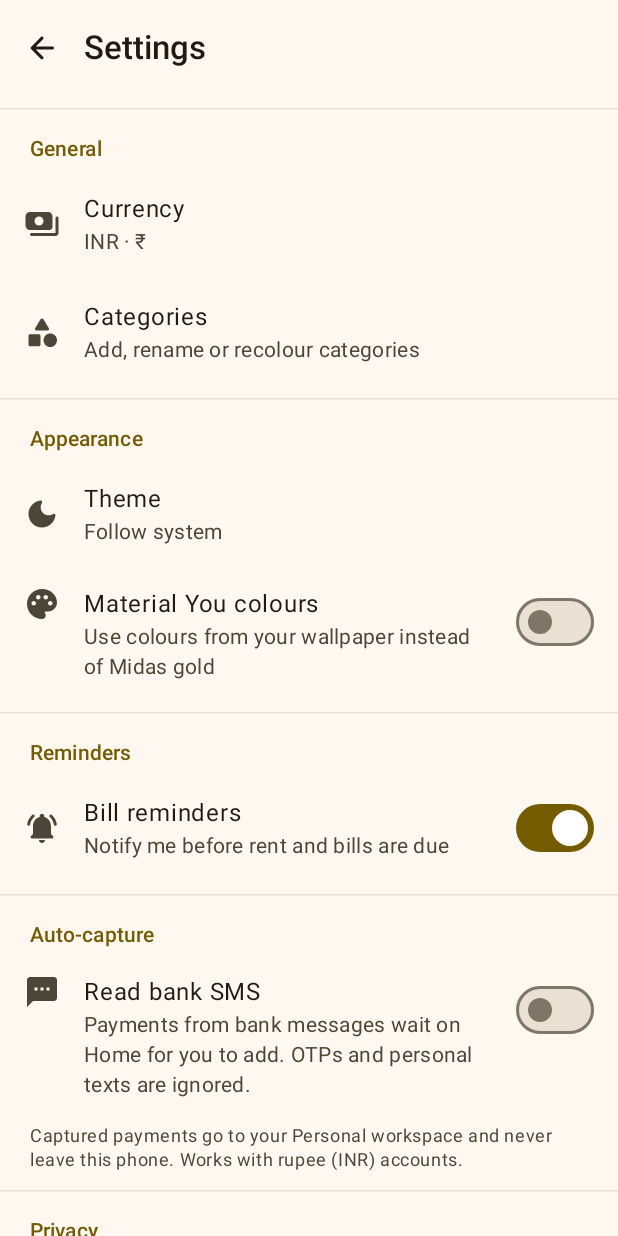
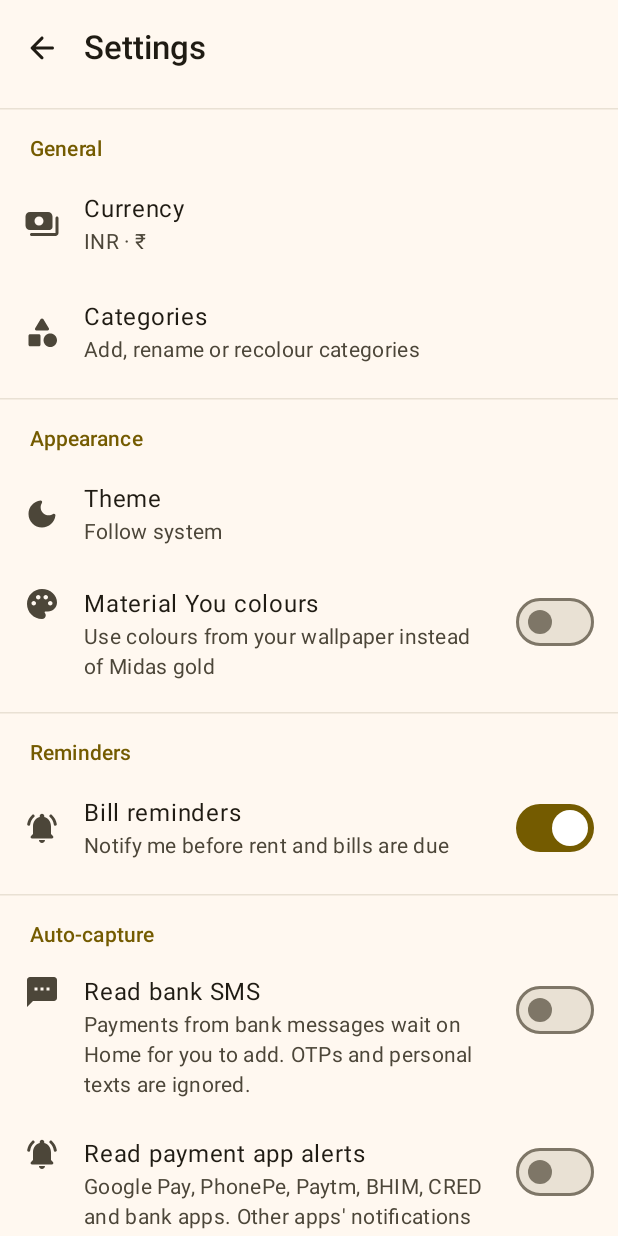
Before and after one commit to Sukanth19/midas, an Android app built with Jetpack Compose: the screen it shows after launch (MainActivity), after a tap on "Settings", on a phone screen of 412 x 824 dp. Run offline under Robolectric (Android 15) with nearby library versions, the phone set to English and light mode, and no system bars; our stand-ins replace Room's generated code; libraries missing offline, so code that uses them is left out: androidx.glance, androidx.glance.appwidget; 4 statements that could not run were skipped.

Commit message:
capture payments from upi and bank app notifications
only alerts from a fixed list of payment apps are read. settings explains android's restricted-setting step for sideloaded installs.

```diff
--- /dev/null
+++ b/app/src/main/java/dev/suks/midas/capture/PaymentNotificationListener.kt
@@ -0,0 +1,58 @@
+package dev.suks.midas.capture
+
+import android.app.Notification
+import android.content.ComponentName
+import android.content.Context
+import android.service.notification.NotificationListenerService
+import android.service.notification.StatusBarNotification
+import androidx.core.app.NotificationManagerCompat
+import dev.suks.midas.MidasApplication
+import kotlinx.coroutines.launch
+
+/**
+ * Reads payment alerts from UPI and banking apps ("You paid ₹200 to Rahul") once the user grants
+ * notification access. Notifications from every other app are ignored without being read.
+ */
+class PaymentNotificationListener : NotificationListenerService() {
+
+    override fun onNotificationPosted(sbn: StatusBarNotification) {
+        val source = PAYMENT_APPS[sbn.packageName] ?: return
+        val n = sbn.notification
+        if (n.flags and (Notification.FLAG_GROUP_SUMMARY or Notification.FLAG_ONGOING_EVENT) != 0) return
+        val text = textOf(n) ?: return
+        val app = applicationContext as MidasApplication
+        app.appScope.launch { PaymentCapture.handle(app, text, source, sbn.postTime) }
+    }
+
+    companion object {
+        /** Package → name shown when reviewing. */
+        val PAYMENT_APPS = mapOf(
+            "com.google.android.apps.nbu.paisa.user" to "Google Pay",
+            "com.phonepe.app" to "PhonePe",
+            "net.one97.paytm" to "Paytm",
+            "in.org.npci.upiapp" to "BHIM",
+            "com.dreamplug.androidapp" to "CRED",
+            "in.amazon.mShop.android.shopping" to "Amazon Pay",
+            "com.mobikwik_new" to "MobiKwik",
+            "money.super.payments" to "super.money",
+            "com.naviapp" to "Navi",
+            "com.snapwork.hdfc" to "HDFC Bank",
+            "com.sbi.lotusintouch" to "YONO SBI",
+            "com.csam.icici.bank.imobile" to "ICICI iMobile",
+            "com.axis.mobile" to "Axis Mobile",
+            "com.msf.kbank.mobile" to "Kotak",
+        )
+
+        fun textOf(n: Notification): String? {
+            val extras = n.extras ?: return null
+            val title = extras.getCharSequence(Notification.EXTRA_TITLE)?.toString().orEmpty()
+            val body = (extras.getCharSequence(Notification.EXTRA_BIG_TEXT) ?: extras.getCharSequence(Notification.EXTRA_TEXT))?.toString().orEmpty()
+            return "$title. $body".trim('.', ' ').ifBlank { null }
+        }
+
+        fun hasAccess(context: Context): Boolean =
+            context.packageName in NotificationManagerCompat.getEnabledListenerPackages(context)
+
+        fun component(context: Context) = ComponentName(context, PaymentNotificationListener::class.java)
+    }
+}
--- a/app/src/main/java/dev/suks/midas/ui/settings/SettingsScreen.kt
+++ b/app/src/main/java/dev/suks/midas/ui/settings/SettingsScreen.kt
@@ -26,6 +26,11 @@ import androidx.compose.material.icons.rounded.Payments
 import androidx.compose.material.icons.rounded.Savings
 import androidx.compose.material.icons.rounded.Sms
 import android.content.pm.PackageManager
+import android.content.Context
+import android.content.Intent
+import android.provider.Settings as SystemSettings
+import androidx.lifecycle.compose.LifecycleResumeEffect
+import dev.suks.midas.capture.PaymentNotificationListener
 import androidx.core.content.ContextCompat
 import androidx.compose.ui.platform.testTag
 import androidx.compose.material3.AlertDialog
@@ -187,11 +192,24 @@ fun SettingsScreen(onBack: () -> Unit, onCategories: () -> Unit) {
                     )
                 }, modifier = Modifier.testTag("capture_sms"))
             }) {}
+            var listenerOn by remember { mutableStateOf(PaymentNotificationListener.hasAccess(context)) }
+            LifecycleResumeEffect(Unit) {
+                // Access is granted on a system screen, so check again on coming back.
+                listenerOn = PaymentNotificationListener.hasAccess(context)
+                onPauseOrDispose {}
+            }
+            Row(Icons.Rounded.NotificationsActive, "Read payment app alerts", "Google Pay, PhonePe, Paytm, BHIM, CRED and bank apps. Other apps' notifications are ignored.", trailing = {
+                Switch(listenerOn, { openListenerSettings(context) }, modifier = Modifier.testTag("capture_notifications"))
+            }) { openListenerSettings(context) }
             Text(
-                "Captured payments go to your Personal workspace and never leave this phone. Works with rupee (INR) accounts.",
+                "Captured payments go to your Personal workspace and never leave this phone. Works with rupee (INR) accounts.\n\n" +
+                    "If Android says it's a restricted setting (it does for apps installed from outside the Play Store), " +
+                    "open App info, tap ⋮ › Allow restricted settings, then try again.",
                 style = MaterialTheme.typography.bodySmall, color = MaterialTheme.colorScheme.onSurfaceVariant,
                 modifier = Modifier.padding(horizontal = 20.dp, vertical = 4.dp),
             )
+
+            TextButton(onClick = { openAppInfo(context) }, modifier = Modifier.padding(start = 12.dp)) { Text("Open App info") }
 
             Group("Privacy")
             Row(Icons.Rounded.Fingerprint, "App lock", "Ask for fingerprint, face or screen lock when opening Midas", trailing = {
@@ -256,3 +274,17 @@ private fun <T> ChoiceDialog(title: String, options: List<T>, selected: T, label
         confirmButton = { TextButton(onClick = onDismiss) { Text("Close") } },
     )
 }
+
+/** Notification access is granted on a system screen; on Android 11+ it can open straight at Midas. */
+private fun openListenerSettings(context: Context) {
+    val direct = if (Build.VERSION.SDK_INT >= Build.VERSION_CODES.R) {
+        Intent(SystemSettings.ACTION_NOTIFICATION_LISTENER_DETAIL_SETTINGS)
+            .putExtra(SystemSettings.EXTRA_NOTIFICATION_LISTENER_COMPONENT_NAME, PaymentNotificationListener.component(context).flattenToString())
+    } else null
+    val fallback = Intent(SystemSettings.ACTION_NOTIFICATION_LISTENER_SETTINGS)
+    runCatching { context.startActivity(direct ?: fallback) }.onFailure { runCatching { context.startActivity(fallback) } }
+}
+
+private fun openAppInfo(context: Context) {
+    runCatching { context.startActivity(Intent(SystemSettings.ACTION_APPLICATION_DETAILS_SETTINGS, Uri.fromParts("package", context.packageName, null))) }
+}
--- a/app/src/main/res/values/strings.xml
+++ b/app/src/main/res/values/strings.xml
@@ -15,4 +15,5 @@
     <string name="shortcut_grocery_long">Open weekly groceries</string>
     <string name="shortcut_bills_short">Bills</string>
     <string name="shortcut_bills_long">Open bills and rent</string>
+    <string name="capture_listener_label">Midas payment capture</string>
 </resources>
```
Also changed, not shown: app/src/main/AndroidManifest.xml (+8 -0 lines), 1 other file.
